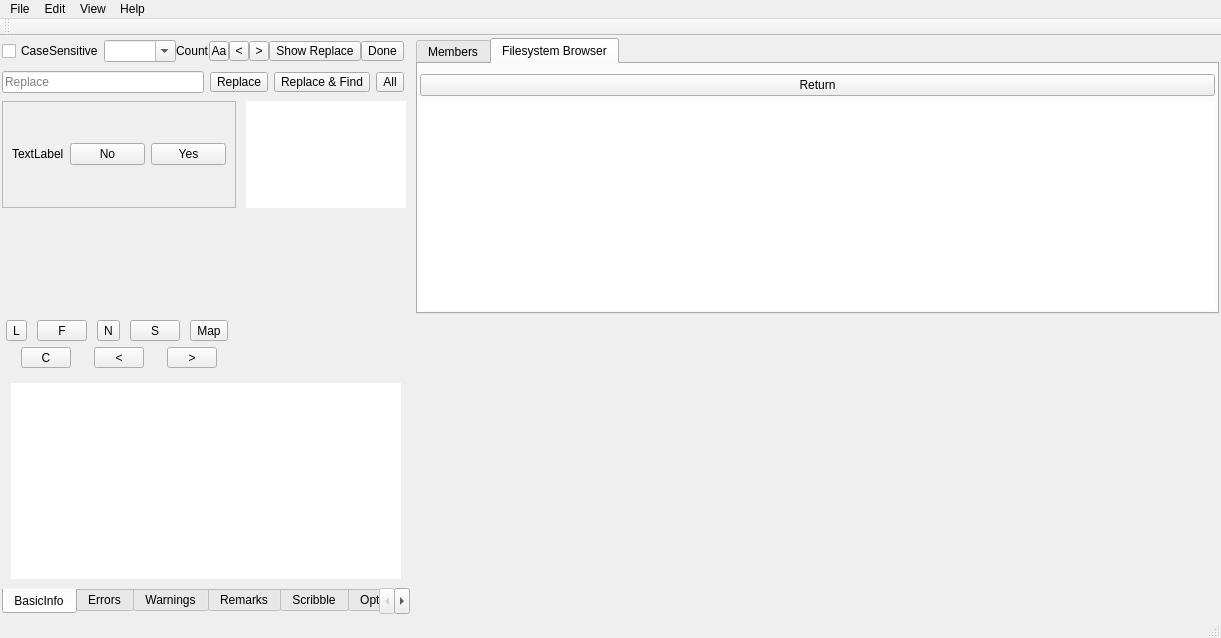
This is mainwindow.ui in ic005k/Xiasl as Qt 5 draws it before an edit. The edited form follows.
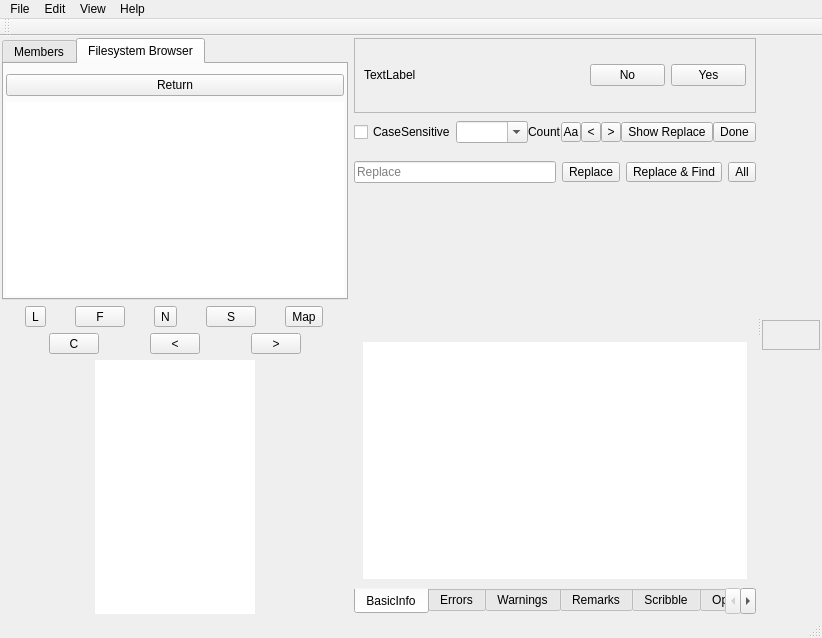
This is the edited form. The open tabs and pages were chosen to show the change. Icons and pictures are not drawn. Custom widgets are drawn as their Qt base class.

What changed in the file:
```diff
--- a/mainwindow.ui
+++ b/mainwindow.ui
@@ -6,7 +6,7 @@
    <rect>
     <x>0</x>
     <y>0</y>
-    <width>1221</width>
+    <width>822</width>
     <height>638</height>
    </rect>
   </property>
@@ -18,7 +18,7 @@
     <normaloff>:/icon/icon.png</normaloff>:/icon/icon.png</iconset>
   </property>
   <widget class="QWidget" name="centralwidget">
-   <layout class="QGridLayout" name="gridLayout_2">
+   <layout class="QGridLayout" name="gridLayout_10">
     <property name="leftMargin">
      <number>2</number>
     </property>
@@ -26,212 +26,12 @@
      <number>2</number>
     </property>
     <property name="rightMargin">
-     <number>2</number>
+     <number>0</number>
     </property>
     <property name="bottomMargin">
      <number>2</number>
     </property>
-    <item row="0" column="0" colspan="2">
-     <widget class="QFrame" name="hlFind">
-      <property name="maximumSize">
-       <size>
-        <width>16777215</width>
-        <height>100</height>
-       </size>
-      </property>
-      <layout class="QGridLayout" name="gridLayout_9">
-       <property name="leftMargin">
-        <number>0</number>
-       </property>
-       <property name="topMargin">
-        <number>2</number>
-       </property>
-       <property name="rightMargin">
-        <number>0</number>
-       </property>
-       <property name="bottomMargin">
-        <number>2</number>
-       </property>
-       <property name="verticalSpacing">
-        <number>9</number>
-       </property>
-       <item row="0" column="0">
-        <layout class="QHBoxLayout" name="horizontalLayout">
-         <item>
-          <widget class="QCheckBox" name="chkCaseSensitive">
-           <property name="text">
-            <string>CaseSensitive</string>
-           </property>
-           <property name="checked">
-            <bool>false</bool>
-           </property>
-          </widget>
-         </item>
-         <item>
-          <widget class="QComboBox" name="editFind">
-           <property name="minimumSize">
-            <size>
-             <width>0</width>
-             <height>0</height>
-            </size>
-           </property>
-           <property name="toolTip">
-            <string/>
-           </property>
-           <property name="editable">
-            <bool>true</bool>
-           </property>
-          </widget>
-         </item>
-         <item>
-          <widget class="QLabel" name="lblCount">
-           <property name="text">
-            <string>Count</string>
-           </property>
-          </widget>
-         </item>
-         <item>
-          <widget class="QToolButton" name="btnCaseSensitive">
-           <property name="maximumSize">
-            <size>
-             <width>20</width>
-             <height>20</height>
-            </size>
-           </property>
-           <property name="toolTip">
-            <string>Case sensitive</string>
-           </property>
-           <property name="text">
-            <string>Aa</string>
-           </property>
-          </widget>
-         </item>
-         <item>
-          <widget class="QToolButton" name="btnPrevious">
-           <property name="maximumSize">
-            <size>
-             <width>20</width>
-             <height>20</height>
-            </size>
-           </property>
-           <property name="text">
-            <string>&lt;</string>
-           </property>
-          </widget>
-         </item>
-         <item>
-          <widget class="QToolButton" name="btnNext">
-           <property name="maximumSize">
-            <size>
-             <width>20</width>
-             <height>20</height>
-            </size>
-           </property>
-           <property name="text">
-            <string>&gt;</string>
-           </property>
-          </widget>
-         </item>
-         <item>
-          <widget class="QToolButton" name="btnShowRepace">
-           <property name="maximumSize">
-            <size>
-             <width>16777215</width>
-             <height>20</height>
-            </size>
-           </property>
-           <property name="text">
-            <string>Show Replace</string>
-           </property>
-          </widget>
-         </item>
-         <item>
-          <widget class="QToolButton" name="btnDone">
-           <property name="maximumSize">
-            <size>
-             <width>16777215</width>
-             <height>20</height>
-            </size>
-           </property>
-           <property name="text">
-            <string>Done</string>
-           </property>
-          </widget>
-         </item>
-        </layout>
-       </item>
-       <item row="1" column="0">
-        <widget class="QWidget" name="wReplace" native="true">
-         <layout class="QGridLayout" name="gridLayout_19">
-          <property name="leftMargin">
-           <number>0</number>
-          </property>
-          <property name="topMargin">
-           <number>0</number>
-          </property>
-          <property name="rightMargin">
-           <number>0</number>
-          </property>
-          <property name="bottomMargin">
-           <number>0</number>
-          </property>
-          <item row="0" column="0">
-           <layout class="QHBoxLayout" name="hlReplace">
-            <item>
-             <widget class="QLineEdit" name="editReplace">
-              <property name="placeholderText">
-               <string>Replace</string>
-              </property>
-             </widget>
-            </item>
-            <item>
-             <widget class="QToolButton" name="btnReplace">
-              <property name="maximumSize">
-               <size>
-                <width>16777215</width>
-                <height>20</height>
-               </size>
-              </property>
-              <property name="text">
-               <string>Replace</string>
-              </property>
-             </widget>
-            </item>
-            <item>
-             <widget class="QToolButton" name="btnReplaceFind">
-              <property name="maximumSize">
-               <size>
-                <width>16777215</width>
-                <height>20</height>
-               </size>
-              </property>
-              <property name="text">
-               <string>Replace &amp;&amp; Find</string>
-              </property>
-             </widget>
-            </item>
-            <item>
-             <widget class="QToolButton" name="btnReplaceAll">
-              <property name="maximumSize">
-               <size>
-                <width>16777215</width>
-                <height>20</height>
-               </size>
-              </property>
-              <property name="text">
-               <string>All</string>
-              </property>
-             </widget>
-            </item>
-           </layout>
-          </item>
-         </layout>
-        </widget>
-       </item>
-      </layout>
-     </widget>
-    </item>
-    <item row="0" column="3" rowspan="3">
+    <item row="0" column="0" rowspan="3">
      <widget class="QTabWidget" name="tabWidget_misc">
       <property name="tabPosition">
        <enum>QTabWidget::North</enum>
@@ -392,7 +192,7 @@
       </widget>
      </widget>
     </item>
-    <item row="1" column="0">
+    <item row="0" column="1">
      <widget class="QFrame" name="frameTip">
       <property name="frameShape">
        <enum>QFrame::StyledPanel</enum>
@@ -443,91 +243,207 @@
       </layout>
      </widget>
     </item>
-    <item row="1" column="1" colspan="2">
-     <widget class="QFrame" name="frameInfo">
-      <property name="frameShape">
-       <enum>QFrame::NoFrame</enum>
+    <item row="1" column="1">
+     <widget class="QFrame" name="hlFind">
+      <property name="maximumSize">
+       <size>
+        <width>16777215</width>
+        <height>100</height>
+       </size>
       </property>
-      <property name="frameShadow">
-       <enum>QFrame::Plain</enum>
-      </property>
-      <layout class="QHBoxLayout" name="horizontalLayout_2">
-       <property name="spacing">
-        <number>2</number>
-       </property>
+      <layout class="QGridLayout" name="gridLayout_9">
        <property name="leftMargin">
         <number>0</number>
        </property>
        <property name="topMargin">
-        <number>0</number>
+        <number>2</number>
        </property>
        <property name="rightMargin">
         <number>0</number>
        </property>
        <property name="bottomMargin">
-        <number>0</number>
+        <number>2</number>
        </property>
-       <item>
-        <widget class="QListWidget" name="listWidget">
-         <property name="maximumSize">
-          <size>
-           <width>160</width>
-           <height>16777215</height>
-          </size>
-         </property>
-         <property name="focusPolicy">
-          <enum>Qt::NoFocus</enum>
-         </property>
-         <property name="layoutDirection">
-          <enum>Qt::LeftToRight</enum>
-         </property>
-         <property name="styleSheet">
-          <string notr="true">/**列表项选中*/
-
-QListWidget::item::selected:active
-{ 
-    color:black;
-    border-width:0;
-   background: rgb(180 ,209 ,255);
-}
-QListWidget::item:selected
-{
-    color:black;
-    border-width:0;
-   background: rgb(180 ,209 ,255);
-}
-</string>
-         </property>
-         <property name="frameShape">
-          <enum>QFrame::NoFrame</enum>
-         </property>
-         <property name="frameShadow">
-          <enum>QFrame::Plain</enum>
-         </property>
-         <property name="lineWidth">
-          <number>0</number>
-         </property>
-         <property name="verticalScrollBarPolicy">
-          <enum>Qt::ScrollBarAsNeeded</enum>
-         </property>
-         <property name="horizontalScrollBarPolicy">
-          <enum>Qt::ScrollBarAsNeeded</enum>
-         </property>
-         <property name="sizeAdjustPolicy">
-          <enum>QAbstractScrollArea::AdjustToContents</enum>
-         </property>
-         <property name="layoutMode">
-          <enum>QListView::SinglePass</enum>
-         </property>
-         <property name="viewMode">
-          <enum>QListView::ListMode</enum>
-         </property>
+       <property name="verticalSpacing">
+        <number>9</number>
+       </property>
+       <item row="0" column="0">
+        <layout class="QHBoxLayout" name="horizontalLayout">
+         <item>
+          <widget class="QCheckBox" name="chkCaseSensitive">
+           <property name="text">
+            <string>CaseSensitive</string>
+           </property>
+           <property name="checked">
+            <bool>false</bool>
+           </property>
+          </widget>
+         </item>
+         <item>
+          <widget class="QComboBox" name="editFind">
+           <property name="minimumSize">
+            <size>
+             <width>0</width>
+             <height>0</height>
+            </size>
+           </property>
+           <property name="toolTip">
+            <string/>
+           </property>
+           <property name="editable">
+            <bool>true</bool>
+           </property>
+          </widget>
+         </item>
+         <item>
+          <widget class="QLabel" name="lblCount">
+           <property name="text">
+            <string>Count</string>
+           </property>
+          </widget>
+         </item>
+         <item>
+          <widget class="QToolButton" name="btnCaseSensitive">
+           <property name="maximumSize">
+            <size>
+             <width>20</width>
+             <height>20</height>
+            </size>
+           </property>
+           <property name="toolTip">
+            <string>Case sensitive</string>
+           </property>
+           <property name="text">
+            <string>Aa</string>
+           </property>
+          </widget>
+         </item>
+         <item>
+          <widget class="QToolButton" name="btnPrevious">
+           <property name="maximumSize">
+            <size>
+             <width>20</width>
+             <height>20</height>
+            </size>
+           </property>
+           <property name="text">
+            <string>&lt;</string>
+           </property>
+          </widget>
+         </item>
+         <item>
+          <widget class="QToolButton" name="btnNext">
+           <property name="maximumSize">
+            <size>
+             <width>20</width>
+             <height>20</height>
+            </size>
+           </property>
+           <property name="text">
+            <string>&gt;</string>
+           </property>
+          </widget>
+         </item>
+         <item>
+          <widget class="QToolButton" name="btnShowRepace">
+           <property name="maximumSize">
+            <size>
+             <width>16777215</width>
+             <height>20</height>
+            </size>
+           </property>
+           <property name="text">
+            <string>Show Replace</string>
+           </property>
+          </widget>
+         </item>
+         <item>
+          <widget class="QToolButton" name="btnDone">
+           <property name="maximumSize">
+            <size>
+             <width>16777215</width>
+             <height>20</height>
+            </size>
+           </property>
+           <property name="text">
+            <string>Done</string>
+           </property>
+          </widget>
+         </item>
+        </layout>
+       </item>
+       <item row="1" column="0">
+        <widget class="QWidget" name="wReplace" native="true">
+         <layout class="QGridLayout" name="gridLayout_19">
+          <property name="leftMargin">
+           <number>0</number>
+          </property>
+          <property name="topMargin">
+           <number>0</number>
+          </property>
+          <property name="rightMargin">
+           <number>0</number>
+          </property>
+          <property name="bottomMargin">
+           <number>0</number>
+          </property>
+          <item row="0" column="0">
+           <layout class="QHBoxLayout" name="hlReplace">
+            <item>
+             <widget class="QLineEdit" name="editReplace">
+              <property name="placeholderText">
+               <string>Replace</string>
+              </property>
+             </widget>
+            </item>
+            <item>
+             <widget class="QToolButton" name="btnReplace">
+              <property name="maximumSize">
+               <size>
+                <width>16777215</width>
+                <height>20</height>
+               </size>
+              </property>
+              <property name="text">
+               <string>Replace</string>
+              </property>
+             </widget>
+            </item>
+            <item>
+             <widget class="QToolButton" name="btnReplaceFind">
+              <property name="maximumSize">
+               <size>
+                <width>16777215</width>
+                <height>20</height>
+               </size>
+              </property>
+              <property name="text">
+               <string>Replace &amp;&amp; Find</string>
+              </property>
+             </widget>
+            </item>
+            <item>
+             <widget class="QToolButton" name="btnReplaceAll">
+              <property name="maximumSize">
+               <size>
+                <width>16777215</width>
+                <height>20</height>
+               </size>
+              </property>
+              <property name="text">
+               <string>All</string>
+              </property>
+             </widget>
+            </item>
+           </layout>
+          </item>
+         </layout>
         </widget>
        </item>
       </layout>
      </widget>
     </item>
-    <item row="2" column="0">
+    <item row="2" column="1">
      <widget class="QFrame" name="frame">
       <property name="minimumSize">
        <size>
@@ -771,7 +687,7 @@
       </layout>
      </widget>
     </item>
-    <item row="5" column="0" colspan="3">
+    <item row="4" column="1" rowspan="2">
      <widget class="QTabWidget" name="tabWidget">
       <property name="tabPosition">
        <enum>QTabWidget::South</enum>
@@ -931,6 +847,90 @@
       </widget>
      </widget>
     </item>
+    <item row="5" column="0">
+     <widget class="QFrame" name="frameInfo">
+      <property name="frameShape">
+       <enum>QFrame::NoFrame</enum>
+      </property>
+      <property name="frameShadow">
+       <enum>QFrame::Plain</enum>
+      </property>
+      <layout class="QHBoxLayout" name="horizontalLayout_2">
+       <property name="spacing">
+        <number>2</number>
+       </property>
+       <property name="leftMargin">
+        <number>0</number>
+       </property>
+       <property name="topMargin">
+        <number>0</number>
+       </property>
+       <property name="rightMargin">
+        <number>0</number>
+       </property>
+       <property name="bottomMargin">
+        <number>0</number>
+       </property>
+       <item>
+        <widget class="QListWidget" name="listWidget">
+         <property name="maximumSize">
+          <size>
+           <width>160</width>
+           <height>16777215</height>
+          </size>
+         </property>
+         <property name="focusPolicy">
+          <enum>Qt::NoFocus</enum>
+         </property>
+         <property name="layoutDirection">
+          <enum>Qt::LeftToRight</enum>
+         </property>
+         <property name="styleSheet">
+          <string notr="true">/**列表项选中*/
+
+QListWidget::item::selected:active
+{ 
+    color:black;
+    border-width:0;
+   background: rgb(180 ,209 ,255);
+}
+QListWidget::item:selected
+{
+    color:black;
+    border-width:0;
+   background: rgb(180 ,209 ,255);
+}
+</string>
+         </property>
+         <property name="frameShape">
+          <enum>QFrame::NoFrame</enum>
+         </property>
+         <property name="frameShadow">
+          <enum>QFrame::Plain</enum>
+         </property>
+         <property name="lineWidth">
+          <number>0</number>
+         </property>
+         <property name="verticalScrollBarPolicy">
+          <enum>Qt::ScrollBarAsNeeded</enum>
+         </property>
+         <property name="horizontalScrollBarPolicy">
+          <enum>Qt::ScrollBarAsNeeded</enum>
+         </property>
+         <property name="sizeAdjustPolicy">
+          <enum>QAbstractScrollArea::AdjustToContents</enum>
+         </property>
+         <property name="layoutMode">
+          <enum>QListView::SinglePass</enum>
+         </property>
+         <property name="viewMode">
+          <enum>QListView::ListMode</enum>
+         </property>
+        </widget>
+       </item>
+      </layout>
+     </widget>
+    </item>
    </layout>
   </widget>
   <widget class="QMenuBar" name="menubar">
@@ -938,7 +938,7 @@
     <rect>
      <x>0</x>
      <y>0</y>
-     <width>1221</width>
+     <width>822</width>
      <height>24</height>
     </rect>
    </property>
@@ -1040,6 +1040,67 @@
     <bool>false</bool>
    </attribute>
   </widget>
+  <widget class="QDockWidget" name="dockMiniEdit">
+   <property name="minimumSize">
+    <size>
+     <width>60</width>
+     <height>52</height>
+    </size>
+   </property>
+   <property name="features">
+    <set>QDockWidget::NoDockWidgetFeatures</set>
+   </property>
+   <attribute name="dockWidgetArea">
+    <number>2</number>
+   </attribute>
+   <widget class="QWidget" name="dockWidgetContents_2">
+    <layout class="QGridLayout" name="gridLayout_2">
+     <property name="leftMargin">
+      <number>0</number>
+     </property>
+     <property name="topMargin">
+      <number>0</number>
+     </property>
+     <property name="rightMargin">
+      <number>2</number>
+     </property>
+     <property name="bottomMargin">
+      <number>0</number>
+     </property>
+     <item row="0" column="0">
+      <widget class="QFrame" name="fBox">
+       <property name="minimumSize">
+        <size>
+         <width>0</width>
+         <height>30</height>
+        </size>
+       </property>
+       <property name="maximumSize">
+        <size>
+         <width>16777215</width>
+         <height>30</height>
+        </size>
+       </property>
+       <property name="styleSheet">
+        <string notr="true">QFrame
+{
+    background-color: qlineargradient(spread:pad, x1:0, y1:0, x2:1, y2:0, 
+                                    stop:0 rgba(195, 40, 9, 55), 
+                                    stop:0.7 rgba(225, 121, 113, 55), 
+                                    stop:1 rgba(237, 154, 152, 55));
+}</string>
+       </property>
+       <property name="frameShape">
+        <enum>QFrame::StyledPanel</enum>
+       </property>
+       <property name="frameShadow">
+        <enum>QFrame::Raised</enum>
+       </property>
+      </widget>
+     </item>
+    </layout>
+   </widget>
+  </widget>
   <action name="actionOpen">
    <property name="text">
     <string>Open</string>
```
Left out of the diff: 2 changed lines with no effect on the pictures.
